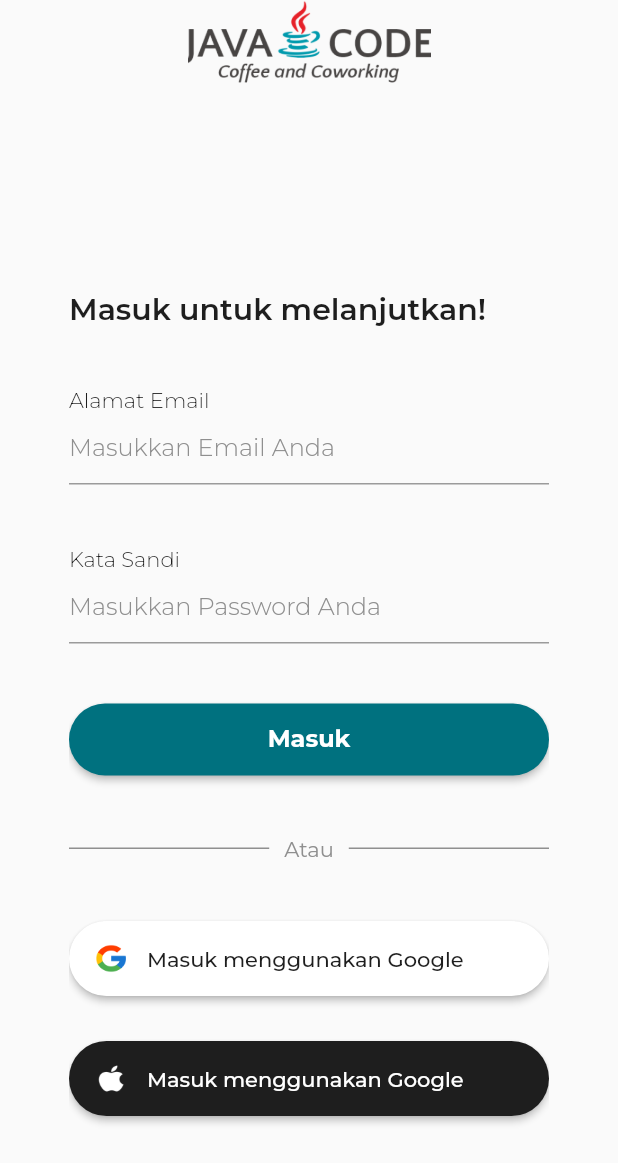
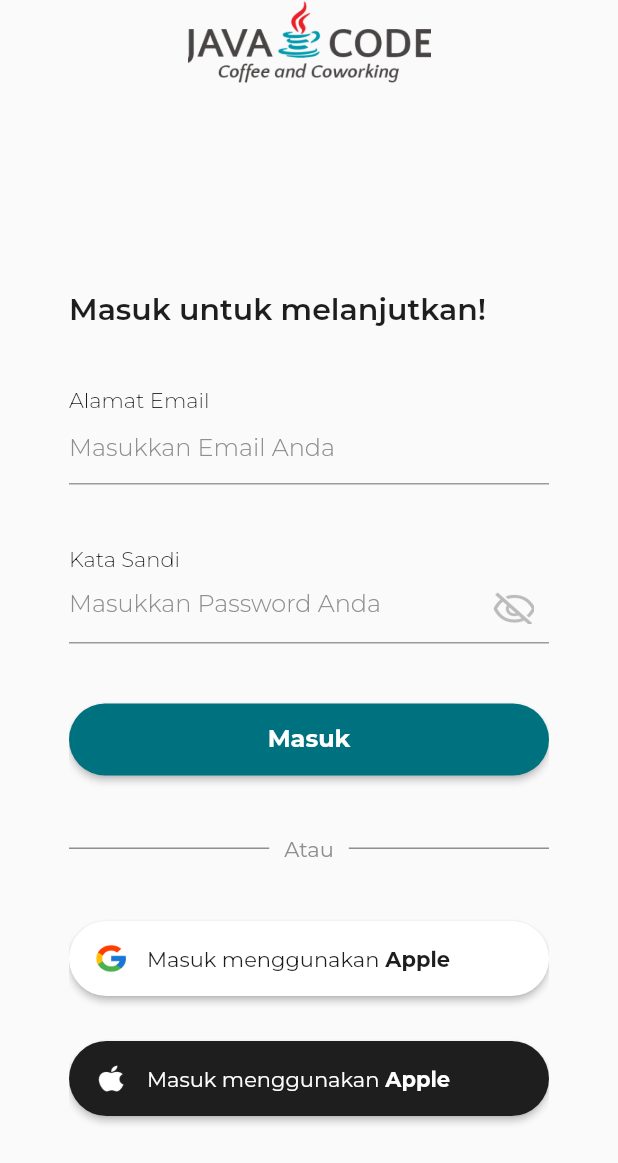
Before and after one commit to kevinrisqi/flutter-foodie, a Flutter app: the screen it shows after launch, scrolled down 97 dp, on a phone screen of 412 x 824 dp. Shown: the top 1163 px of the screen. Run offline on Flutter 3.47's test engine with Material 2 defaults, Android fonts, the phone set to English and light mode, and no system bars; our stand-ins replace google_fonts.

Commit message:
Add item in sign in page

```diff
--- a/lib/modules/features/sign-in/view/ui/signin_page.dart
+++ b/lib/modules/features/sign-in/view/ui/signin_page.dart
@@ -1,13 +1,21 @@
-// ignore_for_file: prefer_const_constructors, must_be_immutable
+// ignore_for_file: prefer_const_constructors, must_be_immutable, prefer_const_constructors_in_immutables
 
 import 'package:flutter/material.dart';
 import 'package:foodie/config/themes/theme.dart';
 
-class SignInPage extends StatelessWidget {
+class SignInPage extends StatefulWidget {
   SignInPage({super.key});
 
+  @override
+  State<SignInPage> createState() => _SignInPageState();
+}
+
+class _SignInPageState extends State<SignInPage> {
   TextEditingController emailController = TextEditingController();
+
   TextEditingController passwordController = TextEditingController();
+
+  bool isVisible = false;
 
   @override
   Widget build(BuildContext context) {
@@ -78,12 +86,28 @@ class SignInPage extends StatelessWidget {
                 TextFormField(
                   style: primaryTextStyle,
                   controller: passwordController,
-                  obscureText: true,
+                  obscureText: isVisible ? false : true,
                   decoration: InputDecoration(
                     hintText: 'Masukkan Password Anda',
                     hintStyle: primaryTextStyle.copyWith(
                       color: greyColor,
                       fontWeight: light,
+                    ),
+                    suffixIcon: GestureDetector(
+                      onTap: () {
+                        setState(() {
+                          isVisible = !isVisible;
+                          print(isVisible);
+                        });
+                      },
+                      child: Container(
+                        padding: EdgeInsets.all(10),
+                        child: Image.asset(
+                          'assets/images/ic_visibility.png',
+                          width: 2,
+                          height: 2,
+                        ),
+                      ),
                     ),
                   ),
                 ),
@@ -169,9 +193,22 @@ class SignInPage extends StatelessWidget {
                           SizedBox(
                             width: 12,
                           ),
-                          Text(
-                            'Masuk menggunakan Google',
-                            style: primaryTextStyle,
+                          RichText(
+                            text: TextSpan(
+                              style: primaryTextStyle.copyWith(
+                                color: fullBlackColor,
+                              ),
+                              children: [
+                                TextSpan(text: 'Masuk menggunakan'),
+                                TextSpan(
+                                  text: ' Apple',
+                                  style: primaryTextStyle.copyWith(
+                                    fontWeight: bold,
+                                    color: fullBlackColor,
+                                  ),
+                                ),
+                              ],
+                            ),
                           ),
                         ],
                       ),
@@ -203,10 +240,21 @@ class SignInPage extends StatelessWidget {
                           SizedBox(
                             width: 12,
                           ),
-                          Text(
-                            'Masuk menggunakan Google',
-                            style: primaryTextStyle.copyWith(
-                              color: backgroundColor,
+                          RichText(
+                            text: TextSpan(
+                              style: primaryTextStyle.copyWith(
+                                color: backgroundColor,
+                              ),
+                              children: [
+                                TextSpan(text: 'Masuk menggunakan'),
+                                TextSpan(
+                                  text: ' Apple',
+                                  style: primaryTextStyle.copyWith(
+                                    fontWeight: bold,
+                                    color: backgroundColor,
+                                  ),
+                                ),
+                              ],
                             ),
                           ),
                         ],
```
